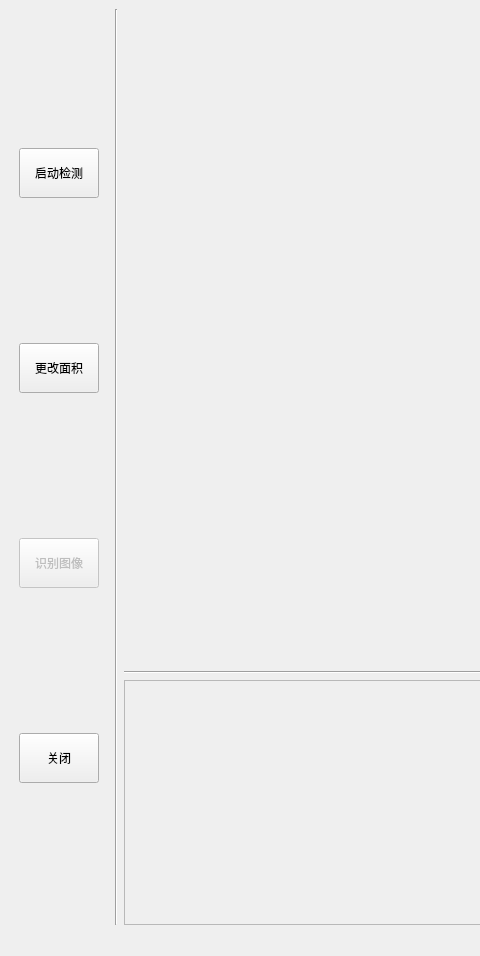
Before: the Qt Designer form Ui_document/ProjectUi.ui in Riptide41/PyQtProject, drawn with Qt 5; both pictures show x 0 to 480 and y 0 to 956 of the 1013 by 956 pixel window.
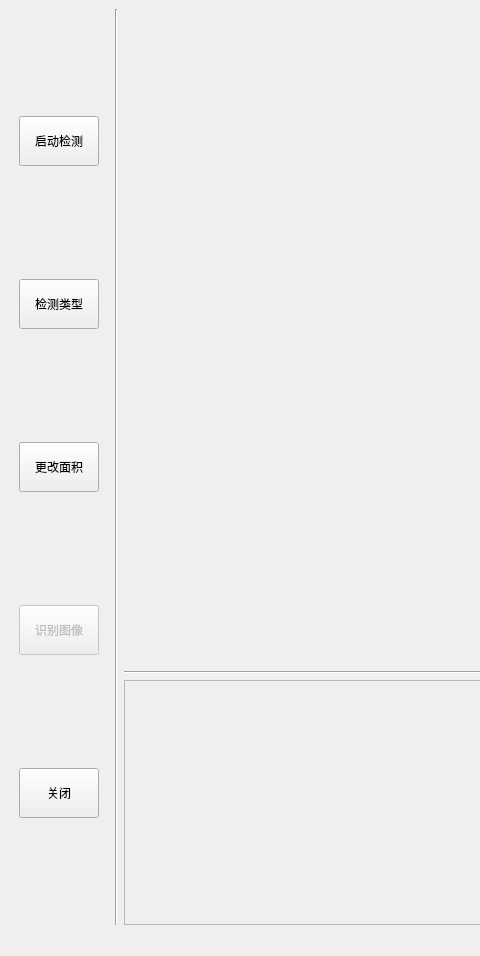
After: the same form once the commit is applied.

The edit to the form file:
```diff
--- a/Ui_document/ProjectUi.ui
+++ b/Ui_document/ProjectUi.ui
@@ -71,6 +71,25 @@
           </property>
          </widget>
         </item>
+        <item>
+         <widget class="QPushButton" name="button_detect_genre">
+          <property name="sizePolicy">
+           <sizepolicy hsizetype="Fixed" vsizetype="Fixed">
+            <horstretch>50</horstretch>
+            <verstretch>50</verstretch>
+           </sizepolicy>
+          </property>
+          <property name="minimumSize">
+           <size>
+            <width>0</width>
+            <height>50</height>
+           </size>
+          </property>
+          <property name="text">
+           <string>检测类型</string>
+          </property>
+         </widget>
+        </item>
         <item>
          <widget class="QPushButton" name="button_modify">
           <property name="sizePolicy">
```
